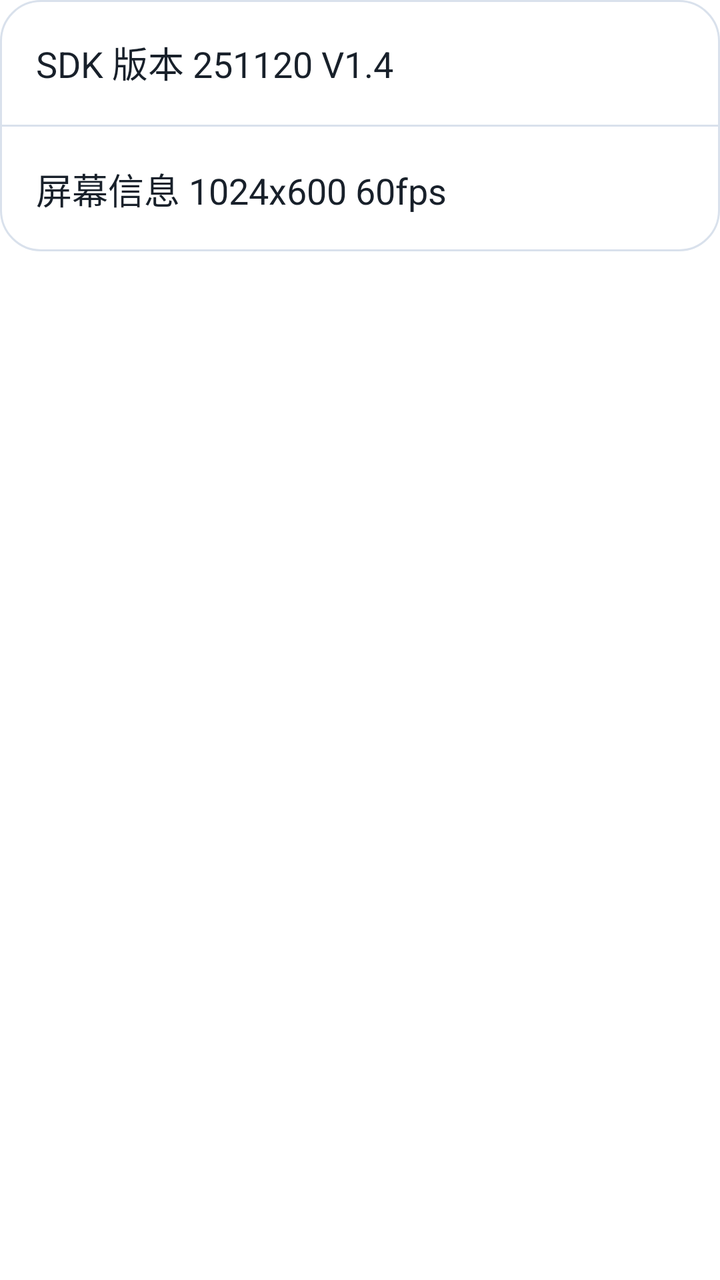
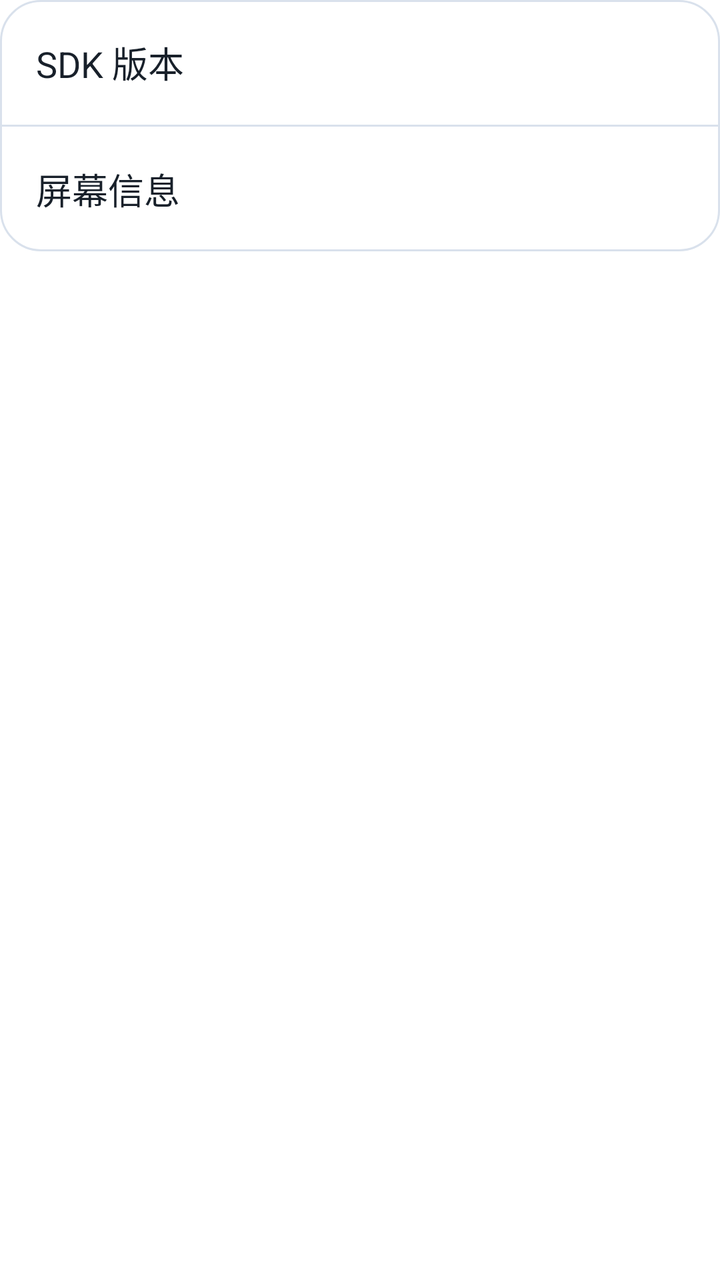

Before-and-after screenshots of an Android layout around one commit, followed by the original layout XML and the change that was made.
<!-- AndroidManifest.xml: application theme Theme.AHD_Camera -->
<!-- res/layout/layout_system_info.xml -->
<?xml version="1.0" encoding="utf-8"?>
<LinearLayout xmlns:android="http://schemas.android.com/apk/res/android"
    android:layout_width="match_parent"
    android:layout_height="match_parent"
    android:orientation="vertical">

    <LinearLayout
        android:layout_width="match_parent"
        android:layout_height="wrap_content"
        android:background="@drawable/bg_settings_card"
        android:orientation="vertical">

        <TextView
            android:layout_width="match_parent"
            android:layout_height="wrap_content"
            android:padding="18dp"
            android:text="@string/settings_sdk_version"
            android:textColor="@color/settings_text_primary"
            android:textSize="18sp" />

        <TextView
            android:layout_width="match_parent"
            android:layout_height="1dp"
            android:background="@color/settings_border" />

        <TextView
            android:id="@+id/Screen_Info"
            android:layout_width="match_parent"
            android:layout_height="wrap_content"
            android:padding="18dp"
            android:text="@string/settings_screen_info"
            android:textColor="@color/settings_text_primary"
            android:textSize="18sp" />
    </LinearLayout>
</LinearLayout>
<!-- resources referenced by this layout -->
<resources>
  <color name="settings_border">#D9E1EC</color>
  <color name="settings_text_primary">#18202A</color>
  <!-- drawable bg_settings_card (drawable) -->
  <?xml version="1.0" encoding="utf-8"?>
  <shape xmlns:android="http://schemas.android.com/apk/res/android">
      <solid android:color="@color/settings_card_background" />
      <corners android:radius="20dp" />
      <stroke
          android:width="1dp"
          android:color="@color/settings_border" />
  </shape>
  <string name="settings_screen_info">屏幕信息                              1024x600 60fps</string>
  <string name="settings_sdk_version">SDK 版本                                   251120 V1.4</string>
  <style name="Theme.AHD_Camera" parent="Theme.MaterialComponents.DayNight.NoActionBar">
          <item name="colorPrimary">@color/purple_500</item>
          <item name="colorPrimaryVariant">@color/purple_700</item>
          <item name="colorOnPrimary">@color/white</item>
          <item name="colorSecondary">@color/teal_200</item>
          <item name="colorSecondaryVariant">@color/teal_700</item>
          <item name="colorOnSecondary">@color/black</item>
          <item name="windowNoTitle">true</item>
          <item name="windowActionBar">false</item>
          <item name="android:windowNoTitle">true</item>
          <item name="android:windowActionBar">false</item>
          <item name="android:windowFullscreen">true</item>
          <item name="android:statusBarColor">@android:color/transparent</item>
          <item name="android:navigationBarColor">@android:color/transparent</item>
          <item name="android:windowLayoutInDisplayCutoutMode" tools:targetApi="o_mr1">shortEdges</item>
      </style>
  <color name="settings_card_background">#FFFFFFFF</color>
  <color name="purple_500">#FF6200EE</color>
  <color name="purple_700">#FF3700B3</color>
  <color name="white">#FFFFFFFF</color>
  <color name="teal_200">#FF03DAC5</color>
  <color name="teal_700">#FF018786</color>
  <color name="black">#FF000000</color>
</resources>

<!-- the commit's change to res/layout/layout_system_info.xml (unified diff, before → after) -->
@@ -11,6 +11,7 @@
         android:orientation="vertical">
 
         <TextView
+            android:id="@+id/tv_sdk_info"
             android:layout_width="match_parent"
             android:layout_height="wrap_content"
             android:padding="18dp"
@@ -24,7 +25,7 @@
             android:background="@color/settings_border" />
 
         <TextView
-            android:id="@+id/Screen_Info"
+            android:id="@+id/tv_screen_info"
             android:layout_width="match_parent"
             android:layout_height="wrap_content"
             android:padding="18dp"
<!-- resource entries referenced after the edit -->
@@ -11,8 +11,8 @@
           android:width="1dp"
           android:color="@color/settings_border" />
   </shape>
-  <string name="settings_screen_info">屏幕信息                              1024x600 60fps</string>
-  <string name="settings_sdk_version">SDK 版本                                   251120 V1.4</string>
+  <string name="settings_screen_info">屏幕信息</string>
+  <string name="settings_sdk_version">SDK 版本</string>
   <style name="Theme.AHD_Camera" parent="Theme.MaterialComponents.DayNight.NoActionBar">
           <item name="colorPrimary">@color/purple_500</item>
           <item name="colorPrimaryVariant">@color/purple_700</item>
